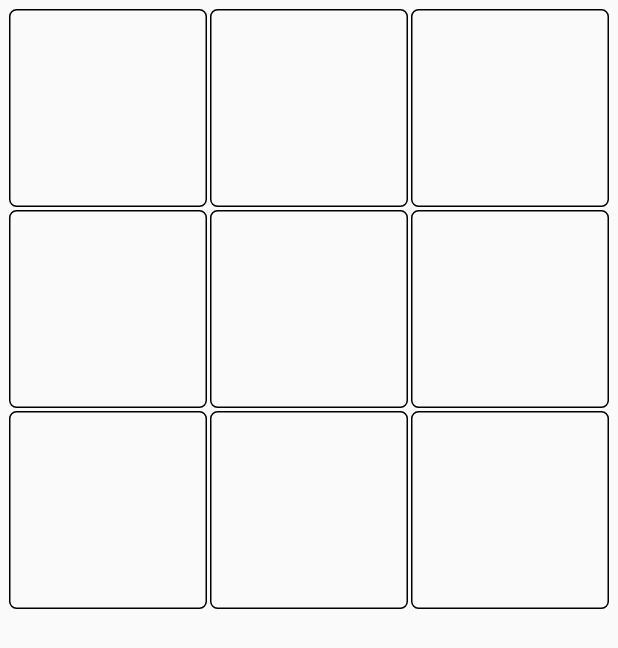
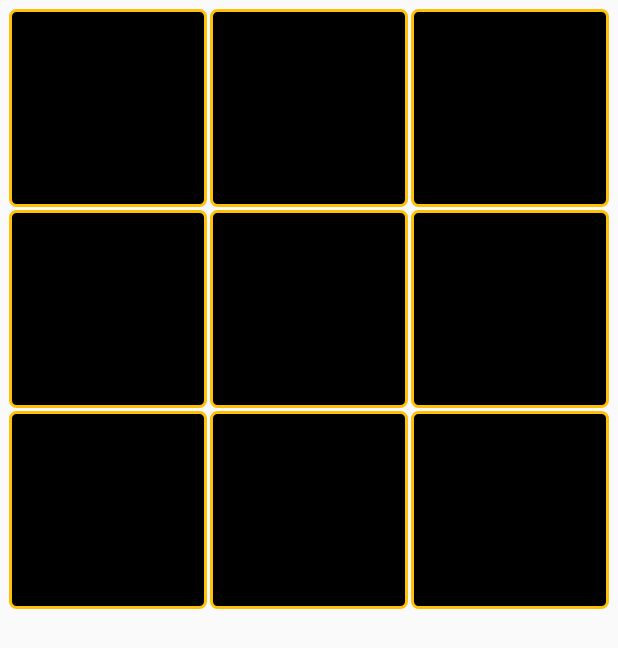
Before and after one commit to imujtaba8488/tic_tac_toe, a Flutter app: the screen it shows after launch, on a phone screen of 412 x 824 dp. Shown: the top 648 px of the screen. Run offline on Flutter 3.47's test engine with Material 2 defaults, Android fonts, the phone set to English and light mode, and no system bars; our stand-ins replace assets_audio_player, google_fonts.

```diff
--- /dev/null
+++ b/lib/src/boards/board_theme.dart
@@ -0,0 +1,36 @@
+import 'package:flutter/material.dart';
+
+abstract class BoardTheme {
+  BoxDecoration decoration;
+  TextStyle textStyle;
+}
+
+class DarkTheme extends BoardTheme {
+  DarkTheme() {
+    decoration = BoxDecoration(
+      color: Colors.black,
+      border: Border.all(color: Colors.amber, width: 2),
+      borderRadius: BorderRadius.circular(5.0),
+    );
+
+    textStyle = TextStyle(
+      color: Colors.white,
+      fontSize: 30,
+    );
+  }
+}
+
+class WhiteTheme extends BoardTheme {
+  WhiteTheme() {
+    decoration = BoxDecoration(
+      color: Colors.white,
+      border: Border.all(color: Colors.black, width: 2),
+      borderRadius: BorderRadius.circular(5.0),
+    );
+
+    textStyle = TextStyle(
+      color: Colors.black,
+      fontSize: 30,
+    );
+  }
+}
--- a/lib/src/boards/super_white_board.dart
+++ b/lib/src/boards/super_white_board.dart
@@ -2,12 +2,14 @@ import 'package:flutter/material.dart';
 import 'package:scoped_model/scoped_model.dart';
 
 import '../scoped_models/game_model.dart';
+import 'board_theme.dart';
 
 class SuperWhiteBoard extends StatefulWidget {
   // What to do when the game status changes.
   final Function onGameStatusChange;
+  final BoardTheme theme;
 
-  SuperWhiteBoard(this.onGameStatusChange);
+  SuperWhiteBoard(this.onGameStatusChange, {this.theme});
 
   @override
   _SuperWhiteBoardState createState() => _SuperWhiteBoardState();
@@ -34,17 +36,19 @@ class _SuperWhiteBoardState extends State<SuperWhiteBoard> {
           ),
           itemBuilder: (BuildContext context, int index) {
             return GestureDetector(
-              onTap: () => gameModel.playMove(index),
+              onTap: () {
+                gameModel.playMove(index);
+              },
               // onTapDown: onTapDown,
               // onTapUp: onTapUp,
               child: Container(
                 margin: EdgeInsets.all(1.0),
-                decoration: BoxDecoration(
-                  border: Border.all(),
-                  borderRadius: BorderRadius.circular(5.0),
-                ),
+                decoration: widget.theme.decoration,
                 child: Center(
-                  child: Text(gameModel.moves[index]),
+                  child: Text(
+                    gameModel.moves[index],
+                    style: widget.theme.textStyle,
+                  ),
                 ),
               ),
             );
--- a/lib/src/models/sound_effect.dart
+++ b/lib/src/models/sound_effect.dart
@@ -47,6 +47,7 @@ class SoundEffectPlayer {
     }
   }
 
+  /// Stops the sound effect from playing.
   void stop() {
     _audioPlayer.stop();
   }
--- a/lib/src/pages/home_page.dart
+++ b/lib/src/pages/home_page.dart
@@ -4,6 +4,7 @@ import 'package:scoped_model/scoped_model.dart';
 import '../boards/super_white_board.dart';
 import '../scoped_models/game_model.dart';
 import '../components/game_over.dart';
+import '../boards/board_theme.dart';
 
 class HomePage extends StatefulWidget {
   @override
@@ -12,17 +13,22 @@ class HomePage extends StatefulWidget {
 
 class _HomePageState extends State<HomePage> {
   GameModel gameModel;
+
   @override
   Widget build(BuildContext context) {
     return ScopedModelDescendant<GameModel>(
       builder: (context, child, model) {
         gameModel = model;
+
         return Column(
           children: <Widget>[
             Container(
               padding: EdgeInsets.all(5.0),
               height: MediaQuery.of(context).size.height / 1.5,
-              child: SuperWhiteBoard(_onGameStatusChange),
+              child: SuperWhiteBoard(
+                _onGameStatusChange,
+                theme: DarkTheme(),
+              ),
             ),
           ],
         );
@@ -30,6 +36,7 @@ class _HomePageState extends State<HomePage> {
     );
   }
 
+  /// Remember this is going to be called after the widget is completely rendered, hence, the underscore in the parenthesis. Probably learn what it is.
   void _onGameStatusChange(_) {
     switch (gameModel.statusChange) {
       case StatusChange.draw:
```
Also changed, not shown: lib/src/components/score_board.dart (+11 -51 lines).
